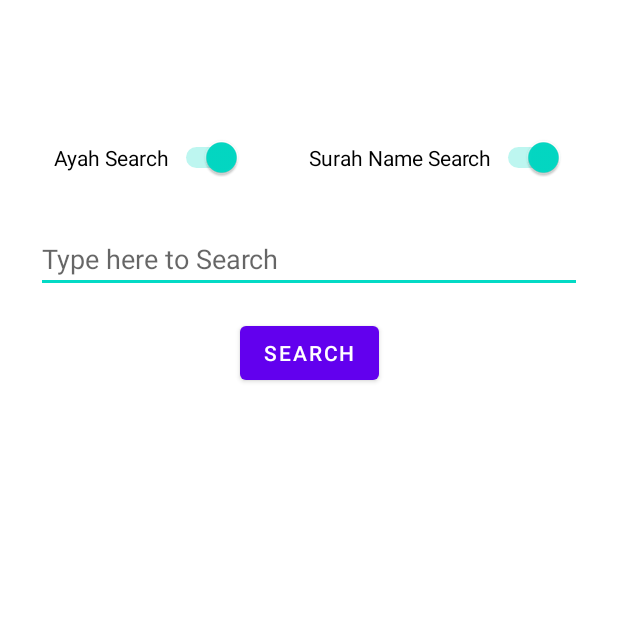
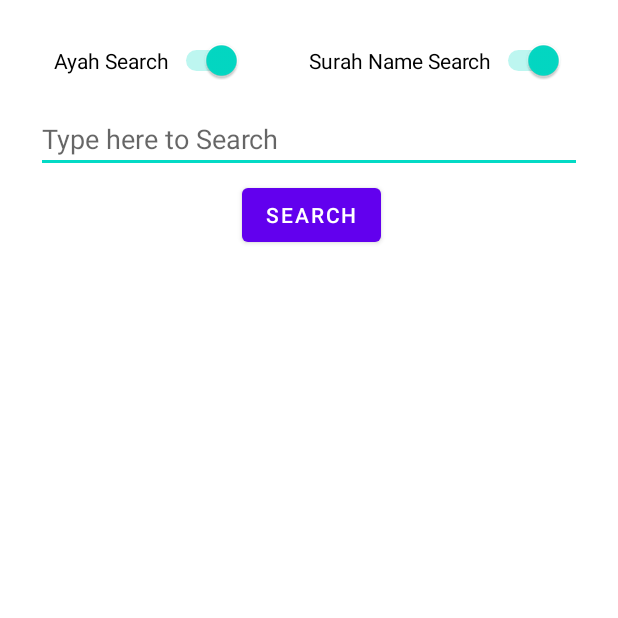
Before and after one commit to ahsanjavedmalik/Quran_App, an Android app: the SearchFunction screen opened directly, with no data from a screen before it, on a phone screen of 412 x 824 dp, the top half of it. Run offline under Robolectric (Android 15) with nearby library versions, the phone set to English and light mode, and no system bars.

Commit message:
Layout Adjustments, background image, button adjustments, Working on Search!

```diff
--- a/app/src/main/AndroidManifest.xml
+++ b/app/src/main/AndroidManifest.xml
@@ -13,6 +13,9 @@
         android:supportsRtl="true"
         android:theme="@style/Theme.Quraan_App"
         tools:targetApi="31">
+        <activity
+            android:name=".custom_list_view_search"
+            android:exported="false" />
         <activity
             android:name=".customListViewAyah"
             android:exported="false" />
--- a/app/src/main/res/layout/activity_custom_list_view_ayah.xml
+++ b/app/src/main/res/layout/activity_custom_list_view_ayah.xml
@@ -13,7 +13,7 @@
         android:layout_height="wrap_content"
         android:gravity="right"
         android:text="ArabicText"
-        android:textSize="25dp"
+        android:textSize="30dp"
         android:fontFamily="@font/noorehuda"
         android:textStyle="bold"
         tools:ignore="HardcodedText" />
@@ -23,7 +23,7 @@
         android:layout_width="match_parent"
         android:layout_height="wrap_content"
         android:text="UrduText"
-        android:textSize="20dp"
+        android:textSize="24dp"
         android:fontFamily="@font/jameelnoorinastaleeqregular"
         android:gravity="right"
         tools:ignore="HardcodedText" />
--- a/app/src/main/res/layout/activity_custom_list_view_surah_name.xml
+++ b/app/src/main/res/layout/activity_custom_list_view_surah_name.xml
@@ -21,7 +21,7 @@
         android:layout_width="match_parent"
         android:layout_height="wrap_content"
         android:text="surahNameUrdu"
-        android:textSize="20dp"
+        android:textSize="25dp"
         android:gravity="center"
         tools:ignore="HardcodedText" />
 
--- a/app/src/main/res/layout/activity_search_function.xml
+++ b/app/src/main/res/layout/activity_search_function.xml
@@ -6,19 +6,18 @@
     android:layout_height="match_parent"
     tools:context=".SearchFunction">
 
-    <EditText
-        android:id="@+id/editTextSearch"
-        android:layout_width="match_parent"
+    <Switch
+        android:id="@+id/toggleSurahName"
+        android:layout_width="wrap_content"
         android:layout_height="wrap_content"
-        android:layout_marginStart="24dp"
-        android:layout_marginTop="150dp"
-        android:layout_marginEnd="24dp"
-        android:ems="10"
-        android:hint="Type here to Search"
-        android:inputType="textPersonName"
+        android:layout_marginStart="8dp"
+        android:layout_marginEnd="8dp"
+        android:layout_marginBottom="16dp"
+        android:text="Surah Name Search"
+        app:layout_constraintBottom_toTopOf="@+id/editTextSearch"
         app:layout_constraintEnd_toEndOf="parent"
-        app:layout_constraintStart_toStartOf="parent"
-        app:layout_constraintTop_toTopOf="parent" />
+        app:layout_constraintStart_toEndOf="@+id/toggleAyah"
+        tools:ignore="HardcodedText,UseSwitchCompatOrMaterialXml" />
 
     <Switch
         android:id="@+id/toggleAyah"
@@ -32,27 +31,45 @@
         app:layout_constraintStart_toStartOf="parent"
         tools:ignore="HardcodedText,UseSwitchCompatOrMaterialXml" />
 
-    <Switch
-        android:id="@+id/toggleSurahName"
-        android:layout_width="wrap_content"
-        android:layout_height="wrap_content"
-        android:layout_marginStart="8dp"
-        android:layout_marginEnd="8dp"
-        android:layout_marginBottom="31dp"
-        android:text="Surah Name Search"
-        app:layout_constraintBottom_toTopOf="@+id/editTextSearch"
-        app:layout_constraintEnd_toEndOf="parent"
-        app:layout_constraintStart_toEndOf="@+id/toggleAyah"
-        tools:ignore="HardcodedText,UseSwitchCompatOrMaterialXml" />
-
     <Button
         android:id="@+id/searchBtn"
         android:layout_width="wrap_content"
         android:layout_height="wrap_content"
-        android:layout_marginTop="16dp"
+        android:layout_marginTop="4dp"
         android:text="Search"
         app:layout_constraintEnd_toEndOf="parent"
+        app:layout_constraintHorizontal_bias="0.506"
         app:layout_constraintStart_toStartOf="parent"
         app:layout_constraintTop_toBottomOf="@+id/editTextSearch" />
 
+    <EditText
+        android:id="@+id/editTextSearch"
+        android:layout_width="match_parent"
+        android:layout_height="wrap_content"
+        android:layout_marginStart="24dp"
+        android:layout_marginTop="70dp"
+        android:layout_marginEnd="24dp"
+        android:layout_marginBottom="65dp"
+        android:ems="10"
+        android:hint="Type here to Search"
+        android:inputType="textPersonName"
+        app:layout_constraintEnd_toEndOf="parent"
+        app:layout_constraintHorizontal_bias="1.0"
+        app:layout_constraintStart_toStartOf="parent"
+        app:layout_constraintTop_toTopOf="parent" />
+
+    <ListView
+        android:id="@+id/searchListView"
+        android:layout_width="0dp"
+        android:layout_height="0dp"
+        android:layout_marginStart="8dp"
+        android:layout_marginTop="8dp"
+        android:layout_marginEnd="8dp"
+        android:layout_marginBottom="8dp"
+        app:layout_constraintBottom_toBottomOf="parent"
+        app:layout_constraintEnd_toEndOf="parent"
+        app:layout_constraintStart_toStartOf="parent"
+        app:layout_constraintTop_toBottomOf="@+id/searchBtn"
+        tools:listitem="@layout/activity_custom_list_view_ayah" />
+
 </androidx.constraintlayout.widget.ConstraintLayout>
```
Also changed, not shown: app/src/main/java/com/example/quraan_app/DBMain.java (+7 -0 lines), app/src/main/java/com/example/quraan_app/SearchFunction.java (+27 -0 lines), app/src/main/java/com/example/quraan_app/custom_list_view_search.java (added, +14 -0 lines), app/src/main/res/layout/activity_custom_list_view_search.xml (added, +9 -0 lines), app/src/main/res/layout/activity_main.xml (+10 -1 lines), app/src/main/res/drawable/btndesign3.png (added), 1 other file.
